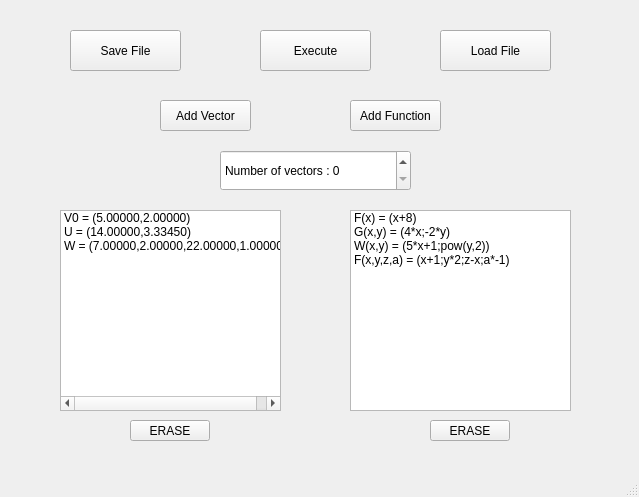
This is Affichage/mainwindow.ui in Samy206/Evaluation_vectorielle as Qt 5 draws it before an edit. The edited form follows.
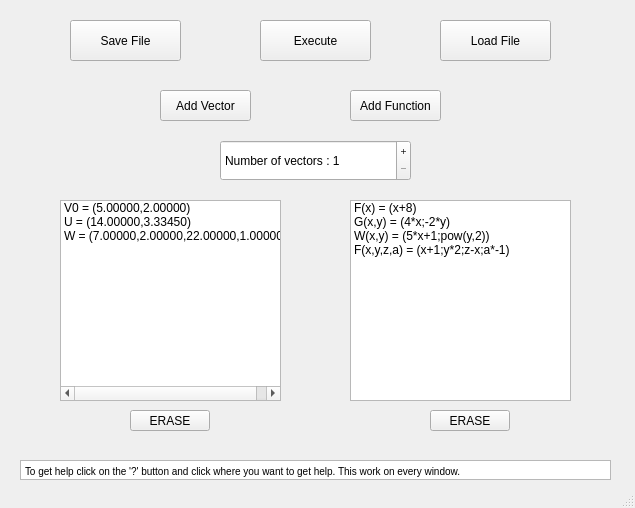
This is the edited form.

What changed in the file:
```diff
--- a/Affichage/mainwindow.ui
+++ b/Affichage/mainwindow.ui
@@ -6,8 +6,8 @@
    <rect>
     <x>0</x>
     <y>0</y>
-    <width>639</width>
-    <height>497</height>
+    <width>635</width>
+    <height>508</height>
    </rect>
   </property>
   <property name="windowTitle">
@@ -18,7 +18,7 @@
     <property name="geometry">
      <rect>
       <x>60</x>
-      <y>210</y>
+      <y>200</y>
       <width>221</width>
       <height>201</height>
      </rect>
@@ -43,7 +43,7 @@
     <property name="geometry">
      <rect>
       <x>260</x>
-      <y>30</y>
+      <y>20</y>
       <width>111</width>
       <height>41</height>
      </rect>
@@ -56,7 +56,7 @@
     <property name="geometry">
      <rect>
       <x>350</x>
-      <y>210</y>
+      <y>200</y>
       <width>221</width>
       <height>201</height>
      </rect>
@@ -86,7 +86,7 @@
     <property name="geometry">
      <rect>
       <x>130</x>
-      <y>420</y>
+      <y>410</y>
       <width>80</width>
       <height>21</height>
      </rect>
@@ -99,20 +99,32 @@
     <property name="geometry">
      <rect>
       <x>220</x>
-      <y>150</y>
+      <y>140</y>
       <width>191</width>
       <height>41</height>
      </rect>
     </property>
+    <property name="whatsThis">
+     <string>&lt;html&gt;&lt;head/&gt;&lt;body&gt;&lt;p&gt;How many vector do you want to be calculat.&lt;/p&gt;&lt;/body&gt;&lt;/html&gt;</string>
+    </property>
+    <property name="buttonSymbols">
+     <enum>QAbstractSpinBox::PlusMinus</enum>
+    </property>
     <property name="prefix">
      <string>Number of vectors : </string>
     </property>
+    <property name="minimum">
+     <number>1</number>
+    </property>
+    <property name="maximum">
+     <number>1000</number>
+    </property>
    </widget>
    <widget class="QPushButton" name="Button_addfunct">
     <property name="geometry">
      <rect>
       <x>350</x>
-      <y>100</y>
+      <y>90</y>
       <width>91</width>
       <height>31</height>
      </rect>
@@ -125,7 +137,7 @@
     <property name="geometry">
      <rect>
       <x>160</x>
-      <y>100</y>
+      <y>90</y>
       <width>91</width>
       <height>31</height>
      </rect>
@@ -138,7 +150,7 @@
     <property name="geometry">
      <rect>
       <x>440</x>
-      <y>30</y>
+      <y>20</y>
       <width>111</width>
       <height>41</height>
      </rect>
@@ -151,7 +163,7 @@
     <property name="geometry">
      <rect>
       <x>430</x>
-      <y>420</y>
+      <y>410</y>
       <width>80</width>
       <height>21</height>
      </rect>
@@ -164,7 +176,7 @@
     <property name="geometry">
      <rect>
       <x>70</x>
-      <y>30</y>
+      <y>20</y>
       <width>111</width>
       <height>41</height>
      </rect>
@@ -173,6 +185,29 @@
      <string>Save File</string>
     </property>
    </widget>
+   <widget class="QTextBrowser" name="textBrowser">
+    <property name="geometry">
+     <rect>
+      <x>20</x>
+      <y>460</y>
+      <width>591</width>
+      <height>20</height>
+     </rect>
+    </property>
+    <property name="verticalScrollBarPolicy">
+     <enum>Qt::ScrollBarAlwaysOff</enum>
+    </property>
+    <property name="horizontalScrollBarPolicy">
+     <enum>Qt::ScrollBarAlwaysOff</enum>
+    </property>
+    <property name="html">
+     <string>&lt;!DOCTYPE HTML PUBLIC &quot;-//W3C//DTD HTML 4.0//EN&quot; &quot;http://www.w3.org/TR/REC-html40/strict.dtd&quot;&gt;
+&lt;html&gt;&lt;head&gt;&lt;meta name=&quot;qrichtext&quot; content=&quot;1&quot; /&gt;&lt;style type=&quot;text/css&quot;&gt;
+p, li { white-space: pre-wrap; }
+&lt;/style&gt;&lt;/head&gt;&lt;body style=&quot; font-family:'MS Shell Dlg 2'; font-size:7.8pt; font-weight:400; font-style:normal;&quot;&gt;
+&lt;p style=&quot; margin-top:0px; margin-bottom:0px; margin-left:0px; margin-right:0px; -qt-block-indent:0; text-indent:0px;&quot;&gt;To get help click on the '?' button and click where you want to get help. This work on every window.&lt;/p&gt;&lt;/body&gt;&lt;/html&gt;</string>
+    </property>
+   </widget>
   </widget>
   <widget class="QStatusBar" name="statusbar"/>
  </widget>
```
Left out of the diff: 20 changed lines with no effect on the pictures.
